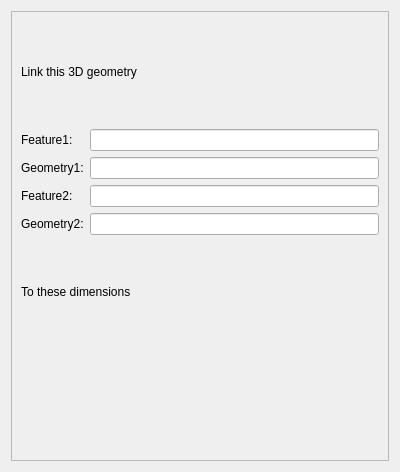
southseact-3d/fcd, file src/Mod/TechDraw/Gui/TaskLinkDim.ui: the form before one commit.
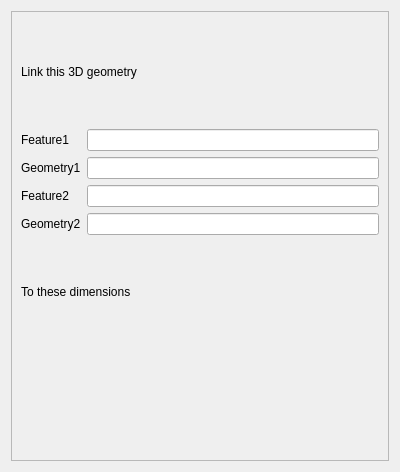
The form after the commit. Custom widgets are drawn as their Qt base class.

```diff
--- a/src/Mod/TechDraw/Gui/TaskLinkDim.ui
+++ b/src/Mod/TechDraw/Gui/TaskLinkDim.ui
@@ -64,7 +64,7 @@
             <item row="0" column="0">
              <widget class="QLabel" name="lblFeature">
               <property name="text">
-               <string>Feature1:</string>
+               <string>Feature1</string>
               </property>
              </widget>
             </item>
@@ -84,7 +84,7 @@
             <item row="1" column="0">
              <widget class="QLabel" name="label">
               <property name="text">
-               <string>Geometry1:</string>
+               <string>Geometry1</string>
               </property>
              </widget>
             </item>
@@ -104,7 +104,7 @@
             <item row="2" column="0">
              <widget class="QLabel" name="lblGeometry">
               <property name="text">
-               <string>Feature2:</string>
+               <string>Feature2</string>
               </property>
              </widget>
             </item>
@@ -124,7 +124,7 @@
             <item row="3" column="0">
              <widget class="QLabel" name="label_2">
               <property name="text">
-               <string>Geometry2:</string>
+               <string>Geometry2</string>
               </property>
              </widget>
             </item>
```
